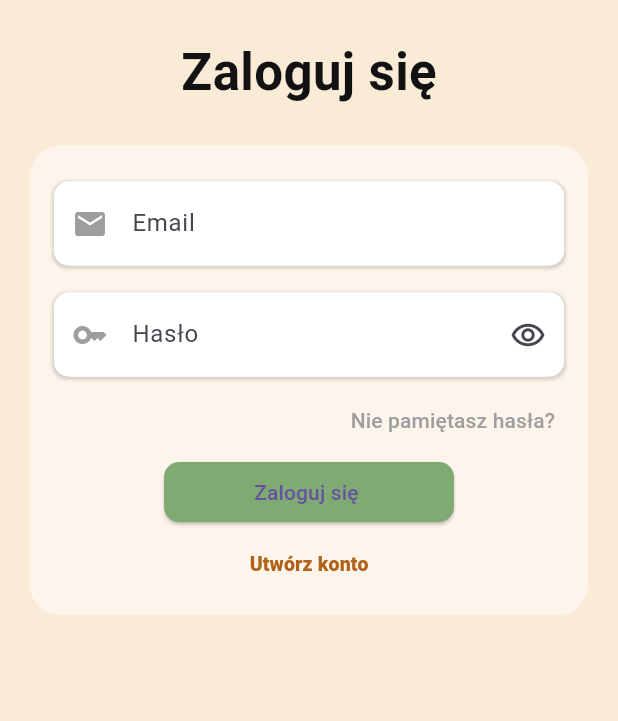
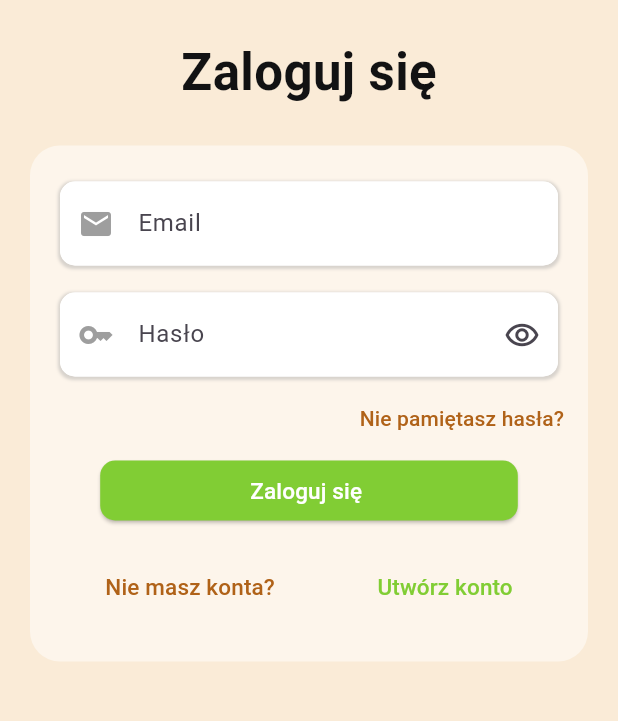
Before and after one commit to patrykdybalski/NOTSY, a Flutter app: the screen it shows after launch, on a phone screen of 412 x 824 dp, the part 420-1141 px from its top. Run offline on Flutter 3.47's test engine with Material 2 defaults, Android fonts, the phone set to English and light mode, and no system bars; our stand-ins replace cloud_firestore, dio, firebase_auth, firebase_core, flutter_bloc, flutter_colorpicker and 5 more; accounts and stored records are empty; Roboto replaces fonts that are missing (Domine).

Commit message:
Change loginPage View

```diff
--- a/lib/app/features/auth/login_page.dart
+++ b/lib/app/features/auth/login_page.dart
@@ -77,37 +77,42 @@ class _LoginPageState extends State<LoginPage> {
                           color: Colors.white.withOpacity(0.5),
                           borderRadius: BorderRadius.circular(20),
                         ),
+                        child: Padding(
+                          padding: const EdgeInsets.fromLTRB(
+                            4.0,
+                            0,
+                            4.0,
+                            16,
+                          ),
                           child: Column(
                             children: [
                               TextFieldLogin(widget: widget),
                               TextFieldPassword(widget: widget),
-                            const SizedBox(
-                              height: 1,
-                            ),
-                            Padding(
-                              padding: const EdgeInsets.fromLTRB(20, 0, 10, 0),
-                              child: Row(
+                              Row(
                                 mainAxisAlignment: MainAxisAlignment.end,
                                 children: [
                                   TextButton(
                                     onPressed: () {},
-                                    child: const Text(
-                                      'Nie pamiętasz hasła?',
-                                      style: TextStyle(color: Colors.grey),
+                                    child: Text(
+                                      isCreatingAccount == true
+                                          ? ''
+                                          : 'Nie pamiętasz hasła?',
+                                      style: const TextStyle(
+                                        color: AppColors.redColor,
+                                      ),
                                     ),
                                   ),
                                 ],
                               ),
-                            ),
                               ElevatedButton(
                                 style: ElevatedButton.styleFrom(
-                                backgroundColor: AppColors.greenLoginColor,
+                                  backgroundColor: AppColors.greenLogoColor,
                                   shape: RoundedRectangleBorder(
                                     borderRadius: BorderRadius.circular(10.0),
                                   ),
                                   padding: const EdgeInsets.symmetric(
-                                  horizontal: 60,
-                                  vertical: 10,
+                                    horizontal: 100,
+                                    vertical: 0,
                                   ),
                                 ),
                                 onPressed: () async {
@@ -129,7 +134,14 @@ class _LoginPageState extends State<LoginPage> {
                                   isCreatingAccount == true
                                       ? 'Zarejestruj się'
                                       : 'Zaloguj się ',
+                                  style: const TextStyle(
+                                    color: Colors.white,
+                                    fontSize: 15,
                                   ),
+                                ),
+                              ),
+                              const SizedBox(
+                                height: 16,
                               ),
                               if (isCreatingAccount == false) ...[
                                 TextButton(
@@ -141,9 +153,23 @@ class _LoginPageState extends State<LoginPage> {
                                       isCreatingAccount = true;
                                     });
                                   },
-                                child: Text(
-                                  'Utwórz konto',
-                                  style: TextStyles.weatherStyle3,
+                                  child: const Row(
+                                    mainAxisAlignment:
+                                        MainAxisAlignment.spaceAround,
+                                    children: [
+                                      Text(
+                                        'Nie masz konta?',
+                                        style: TextStyle(
+                                          color: AppColors.redColor,
+                                          fontSize: 15,
+                                        ),
+                                      ),
+                                      Text('Utwórz konto',
+                                          style: TextStyle(
+                                            color: AppColors.greenLogoColor,
+                                            fontSize: 15,
+                                          )),
+                                    ],
                                   ),
                                 ),
                               ],
@@ -158,7 +184,7 @@ class _LoginPageState extends State<LoginPage> {
                                     });
                                   },
                                   child: const Text(
-                                  'Masz już konto?',
+                                    'Mam juz konto',
                                   ),
                                 ),
                               ],
@@ -166,6 +192,7 @@ class _LoginPageState extends State<LoginPage> {
                                 height: 10,
                               ),
                             ],
+                          ),
                         ),
                       ),
                     ]),
```
Lines whose indentation alone changed are shown as unchanged.
